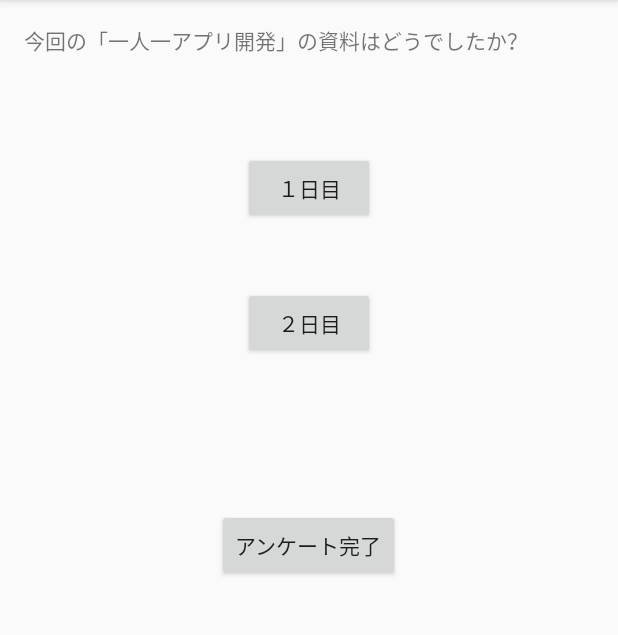
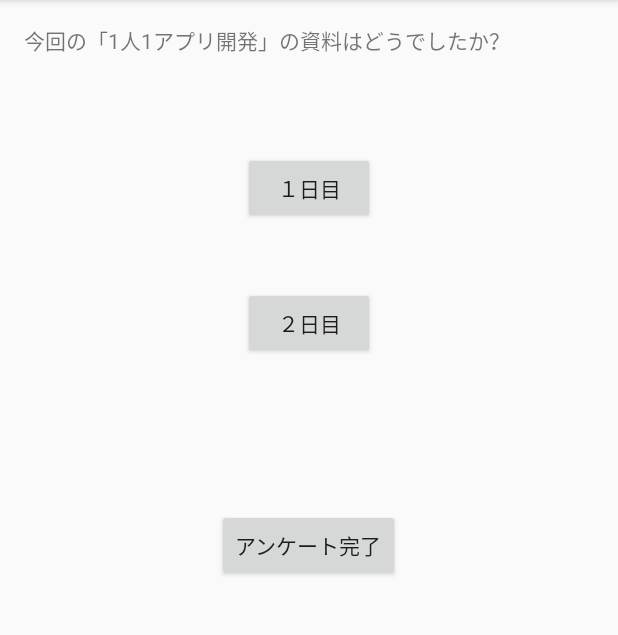
Before and after one commit to ncxx-sl-lab/SampleQuestion, an Android app: the screen it shows after launch (MainActivity), on a phone screen of 412 x 824 dp, the part 84-719 px from its top. Run offline under Robolectric (Android 15) with nearby library versions, the phone set to English and light mode, and no system bars.

Commit message:
[ modify ] 1人1アプリに変更
研修タイトルを統一するために1人1アプリ開発に文章を変更した。

```diff
--- a/app/src/main/res/values/strings.xml
+++ b/app/src/main/res/values/strings.xml
@@ -2,7 +2,7 @@
 <resources>
     <string name="app_name">SampleQuestion</string>
 
-    <string name="text_question01">今回の「一人一アプリ開発」の資料はどうでしたか？</string>
+    <string name="text_question01">今回の「1人1アプリ開発」の資料はどうでしたか？</string>
     <string name="btn_first_day">１日目</string>
     <string name="btn_second_day">２日目</string>
     <string name="btn_finish">アンケート完了</string>
```
